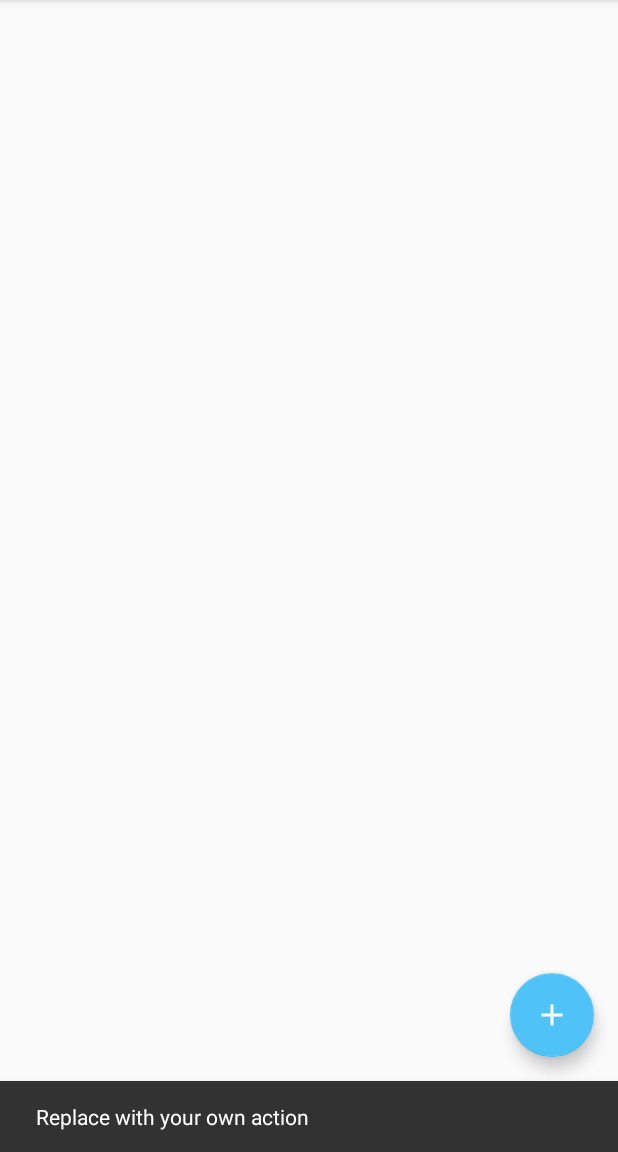
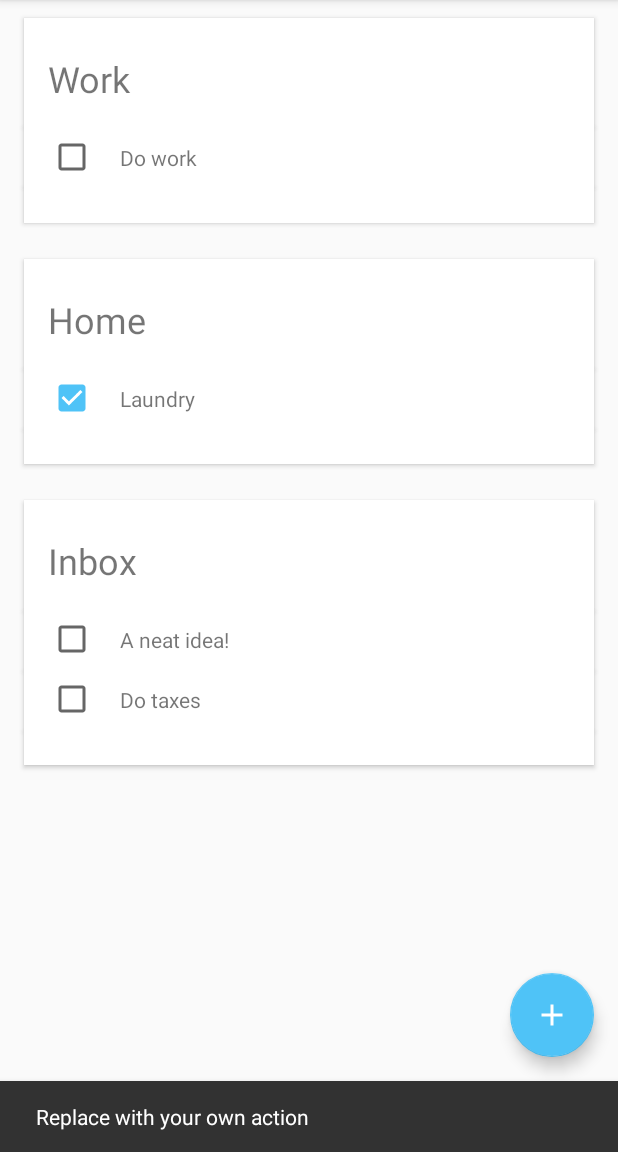
Before and after one commit to David-Jackson/GettingThingsDone, an Android app: the screen it shows after launch (MainActivity), after a tap on an icon or button, on a phone screen of 412 x 824 dp, the part 84-1236 px from its top. Run offline under Robolectric (Android 15) with nearby library versions, the phone set to English and light mode, and no system bars; 1 other tap on this screen came first.

Commit message:
Added task list filled with dummy data

```diff
--- a/app/src/main/java/fyi/jackson/drew/gettingthingsdone/MainActivity.java
+++ b/app/src/main/java/fyi/jackson/drew/gettingthingsdone/MainActivity.java
@@ -9,6 +9,8 @@ import android.support.design.widget.Snackbar;
 import android.support.v4.view.GravityCompat;
 import android.support.v4.widget.DrawerLayout;
 import android.support.v7.app.AppCompatActivity;
+import android.support.v7.widget.LinearLayoutManager;
+import android.support.v7.widget.RecyclerView;
 import android.support.v7.widget.Toolbar;
 import android.support.v7.app.ActionBarDrawerToggle;
 import android.view.Menu;
@@ -20,6 +22,7 @@ import java.util.List;
 
 import fyi.jackson.drew.gettingthingsdone.data.DummyData;
 import fyi.jackson.drew.gettingthingsdone.data.entities.Bucket;
+import fyi.jackson.drew.gettingthingsdone.recycler.TaskAdapter;
 
 public class MainActivity extends AppCompatActivity {
 
@@ -29,6 +32,8 @@ public class MainActivity extends AppCompatActivity {
 
     private FloatingActionButton fab;
     private NavigationView navigationView;
+    private RecyclerView rvTaskList;
+    private TaskAdapter taskAdapter;
 
     @Override
     protected void onCreate(Bundle savedInstanceState) {
@@ -57,12 +62,13 @@ public class MainActivity extends AppCompatActivity {
         return super.onOptionsItemSelected(item);
     }
 
-    public void setupComponents() {
+    private void setupComponents() {
         setupToolbarAndDrawer();
         setupFab();
+        setupRecycler();
     }
 
-    public void setupToolbarAndDrawer() {
+    private void setupToolbarAndDrawer() {
         Toolbar toolbar = findViewById(R.id.toolbar);
         setSupportActionBar(toolbar);
 
@@ -94,7 +100,7 @@ public class MainActivity extends AppCompatActivity {
         fillMenu(DummyData.buckets);
     }
 
-    public void setupFab() {
+    private void setupFab() {
         fab = findViewById(R.id.fab);
         fab.setOnClickListener(new View.OnClickListener() {
             @Override
@@ -105,8 +111,18 @@ public class MainActivity extends AppCompatActivity {
         });
     }
 
+    private void setupRecycler() {
+        rvTaskList = findViewById(R.id.rv_task_list);
+
+        taskAdapter = new TaskAdapter(DummyData.tasks);
+        LinearLayoutManager layoutManager = new LinearLayoutManager(this);
+
+        rvTaskList.setAdapter(taskAdapter);
+        rvTaskList.setLayoutManager(layoutManager);
+    }
+
     // This method dynamically fills the drawer menu based on the Buckets data
-    public void fillMenu(List<Bucket> buckets) {
+    private void fillMenu(List<Bucket> buckets) {
         Menu menu = navigationView.getMenu();
         SubMenu subMenu = menu.addSubMenu("Buckets");
 
--- a/app/src/main/java/fyi/jackson/drew/gettingthingsdone/data/DummyData.java
+++ b/app/src/main/java/fyi/jackson/drew/gettingthingsdone/data/DummyData.java
@@ -6,6 +6,7 @@ import java.util.List;
 
 import fyi.jackson.drew.gettingthingsdone.R;
 import fyi.jackson.drew.gettingthingsdone.data.entities.Bucket;
+import fyi.jackson.drew.gettingthingsdone.data.entities.Task;
 
 public class DummyData {
     public static List<Bucket> buckets = new ArrayList<Bucket>() {{
@@ -16,4 +17,10 @@ public class DummyData {
         add(new Bucket("Trash", R.drawable.ic_delete_black_24dp));
     }};
 
+    public static List<Task> tasks = new ArrayList<Task>(){{
+        add(new Task("Do work", "Work", 1523628945L, null, false));
+        add(new Task("Laundry", "Home", 1523618945L, 1523623545L, true));
+        add(new Task("A neat idea!", "Inbox", 1523627945L, null, false));
+        add(new Task("Do taxes", "Inbox", 1523624925L, null, false));
+    }};
 }
--- /dev/null
+++ b/app/src/main/java/fyi/jackson/drew/gettingthingsdone/recycler/TaskAdapter.java
@@ -0,0 +1,146 @@
+package fyi.jackson.drew.gettingthingsdone.recycler;
+
+import android.support.v7.widget.RecyclerView;
+import android.util.Log;
+import android.view.LayoutInflater;
+import android.view.View;
+import android.view.ViewGroup;
+
+import org.json.JSONArray;
+import org.json.JSONException;
+import org.json.JSONObject;
+
+import java.util.ArrayList;
+import java.util.Iterator;
+import java.util.List;
+
+import fyi.jackson.drew.gettingthingsdone.R;
+import fyi.jackson.drew.gettingthingsdone.data.entities.Bucket;
+import fyi.jackson.drew.gettingthingsdone.data.entities.Task;
+import fyi.jackson.drew.gettingthingsdone.recycler.holders.BucketBottomViewHolder;
+import fyi.jackson.drew.gettingthingsdone.recycler.holders.BucketViewHolder;
+import fyi.jackson.drew.gettingthingsdone.recycler.holders.TaskViewHolder;
+
+public class TaskAdapter extends RecyclerView.Adapter<RecyclerView.ViewHolder> {
+
+    private static final String TAG = "TaskAdapter";
+
+    public static final int BUCKET_TOP = 1, TASK = 2, BUCKET_BOTTOM = 3;
+
+    List<Task> rawTaskList;
+
+    List<Object> sortedTaskList;
+
+    public TaskAdapter(){}
+
+    public TaskAdapter(List<Task> taskList) {
+        setTaskList(taskList);
+        Log.d(TAG, "TaskAdapter: making list of length: " + taskList.size());
+    }
+
+    @Override
+    public RecyclerView.ViewHolder onCreateViewHolder(ViewGroup parent, int viewType) {
+        LayoutInflater inflater = LayoutInflater.from(parent.getContext());
+        RecyclerView.ViewHolder viewHolder;
+        View v;
+        switch (viewType) {
+            case BUCKET_TOP:
+                v = inflater.inflate(R.layout.view_holder_bucket, parent, false);
+                viewHolder = new BucketViewHolder(v);
+                break;
+            case TASK:
+                v = inflater.inflate(R.layout.view_holder_task, parent, false);
+                viewHolder = new TaskViewHolder(v);
+                break;
+            default: // BUCKET_BOTTOM
+                v = inflater.inflate(R.layout.view_holder_bucket_bottom, parent, false);
+                viewHolder = new BucketBottomViewHolder(v);
+                break;
+        }
+        return viewHolder;
+    }
+
+    @Override
+    public int getItemCount() {
+        return (sortedTaskList == null) ? 0 : sortedTaskList.size();
+    }
+
+    @Override
+    public int getItemViewType(int position) {
+        Object item = sortedTaskList.get(position);
+        if (item instanceof Bucket) {
+            return BUCKET_TOP;
+        } else if (item instanceof Task) {
+            return TASK;
+        } else if (item instanceof BucketBottom) {
+            return BUCKET_BOTTOM;
+        }
+        return -1;
+    }
+
+    @Override
+    public void onBindViewHolder(RecyclerView.ViewHolder holder, int position) {
+        switch (holder.getItemViewType()) {
+            case BUCKET_TOP:
+                onBindBucketViewHolder((BucketViewHolder) holder, position);
+                break;
+            case TASK:
+                onBindTaskViewHolder((TaskViewHolder) holder, position);
+                break;
+            default: // BUCKET_BOTTOM
+                break;
+        }
+    }
+
+    private void onBindBucketViewHolder(BucketViewHolder holder, int position) {
+        Bucket bucket = (Bucket) sortedTaskList.get(position);
+        holder.tvBucketName.setText(bucket.getName());
+    }
+
+    private void onBindTaskViewHolder(TaskViewHolder holder, int position) {
+        Task task = (Task) sortedTaskList.get(position);
+        holder.tvTaskName.setText(task.getName());
+        holder.cbTaskStatus.setChecked(task.getDone());
+    }
+
+    private class BucketBottom {
+        public BucketBottom(){}
+    }
+
+    public void updateTaskList(List<Task> taskList) {
+        setTaskList(taskList);
+        notifyDataSetChanged();
+    }
+
+    public void setTaskList(List<Task> taskList) {
+        this.rawTaskList = taskList;
+        processTaskList();
+    }
+
+    private void processTaskList() {
+        sortedTaskList = new ArrayList<>();
+        try {
+            JSONObject dict = new JSONObject();
+            for (Task task : rawTaskList) {
+                if (!dict.has(task.getBucket())) {
+                    dict.put(task.getBucket(), new JSONArray());
+                }
+                dict.accumulate(task.getBucket(), task);
+            }
+
+            Iterator<?> keys = dict.keys();
+
+            while(keys.hasNext()) {
+                String key = (String)keys.next();
+                JSONArray taskListForBucket = dict.getJSONArray(key);
+                sortedTaskList.add(new Bucket(key));
+                for (int i = 0; i < taskListForBucket.length(); i++) {
+                    sortedTaskList.add(taskListForBucket.get(i));
+                }
+                sortedTaskList.add(new BucketBottom());
+            }
+        } catch (JSONException e) {
+            e.printStackTrace();
+        }
+    }
+}
--- /dev/null
+++ b/app/src/main/java/fyi/jackson/drew/gettingthingsdone/recycler/holders/BucketBottomViewHolder.java
@@ -0,0 +1,14 @@
+package fyi.jackson.drew.gettingthingsdone.recycler.holders;
+
+
+import android.support.v7.widget.RecyclerView;
+import android.view.View;
+import android.widget.TextView;
+
+import fyi.jackson.drew.gettingthingsdone.R;
+
+public class BucketBottomViewHolder extends RecyclerView.ViewHolder{
+    public BucketBottomViewHolder(View v) {
+        super(v);
+    }
+}
--- /dev/null
+++ b/app/src/main/java/fyi/jackson/drew/gettingthingsdone/recycler/holders/BucketViewHolder.java
@@ -0,0 +1,18 @@
+package fyi.jackson.drew.gettingthingsdone.recycler.holders;
+
+
+import android.support.v7.widget.RecyclerView;
+import android.view.View;
+import android.widget.TextView;
+
+import fyi.jackson.drew.gettingthingsdone.R;
+
+public class BucketViewHolder extends RecyclerView.ViewHolder{
+
+    public TextView tvBucketName;
+
+    public BucketViewHolder(View v) {
+        super(v);
+        tvBucketName = v.findViewById(R.id.tv_bucket_name);
+    }
+}
--- /dev/null
+++ b/app/src/main/java/fyi/jackson/drew/gettingthingsdone/recycler/holders/TaskViewHolder.java
@@ -0,0 +1,20 @@
+package fyi.jackson.drew.gettingthingsdone.recycler.holders;
+
+import android.support.v7.widget.RecyclerView;
+import android.view.View;
+import android.widget.CheckBox;
+import android.widget.TextView;
+
+import fyi.jackson.drew.gettingthingsdone.R;
+
+public class TaskViewHolder extends RecyclerView.ViewHolder {
+
+    public TextView tvTaskName;
+    public CheckBox cbTaskStatus;
+
+    public TaskViewHolder(View v) {
+        super(v);
+        tvTaskName = v.findViewById(R.id.tv_task_name);
+        cbTaskStatus = v.findViewById(R.id.cb_task_status);
+    }
+}
--- a/app/src/main/res/layout/content_main.xml
+++ b/app/src/main/res/layout/content_main.xml
@@ -4,6 +4,7 @@
     xmlns:tools="http://schemas.android.com/tools"
     android:layout_width="match_parent"
     android:layout_height="match_parent"
+    android:paddingTop="?android:attr/actionBarSize"
     app:layout_behavior="@string/appbar_scrolling_view_behavior"
     tools:context="fyi.jackson.drew.gettingthingsdone.MainActivity"
     tools:showIn="@layout/app_bar_main">
@@ -12,8 +13,6 @@
         android:id="@+id/rv_task_list"
         android:layout_width="0dp"
         android:layout_height="0dp"
-        android:layout_marginBottom="70dp"
-        android:layout_marginTop="80dp"
         app:layout_constraintBottom_toBottomOf="parent"
         app:layout_constraintEnd_toEndOf="parent"
         app:layout_constraintStart_toStartOf="parent"
--- /dev/null
+++ b/app/src/main/res/layout/view_holder_bucket.xml
@@ -0,0 +1,26 @@
+<?xml version="1.0" encoding="utf-8"?>
+
+<android.support.v7.widget.CardView
+    xmlns:android="http://schemas.android.com/apk/res/android"
+    xmlns:app="http://schemas.android.com/apk/res-auto"
+    xmlns:tools="http://schemas.android.com/tools"
+    android:id="@+id/cardView"
+    android:layout_width="match_parent"
+    android:layout_height="wrap_content"
+    android:layout_marginEnd="@dimen/card_margin_horz"
+    android:layout_marginStart="@dimen/card_margin_horz"
+    android:layout_marginTop="@dimen/card_margin_vert"
+    app:cardCornerRadius="0dp">
+
+        <TextView
+            android:id="@+id/tv_bucket_name"
+            android:layout_width="match_parent"
+            android:layout_height="wrap_content"
+            android:layout_marginBottom="@dimen/card_title_margin_bottom"
+            android:layout_marginEnd="@dimen/card_padding_horz"
+            android:layout_marginStart="@dimen/card_padding_horz"
+            android:layout_marginTop="@dimen/card_padding_vert"
+            android:textSize="@dimen/card_title_text_size"
+            tools:text="Task Name" />
+
+</android.support.v7.widget.CardView>
--- /dev/null
+++ b/app/src/main/res/layout/view_holder_bucket_bottom.xml
@@ -0,0 +1,15 @@
+<?xml version="1.0" encoding="utf-8"?>
+
+<android.support.v7.widget.CardView
+    xmlns:android="http://schemas.android.com/apk/res/android"
+    xmlns:app="http://schemas.android.com/apk/res-auto"
+    xmlns:tools="http://schemas.android.com/tools"
+    android:id="@+id/cardView"
+    android:layout_width="match_parent"
+    android:layout_height="@dimen/card_padding_vert"
+    android:layout_marginEnd="@dimen/card_margin_horz"
+    android:layout_marginStart="@dimen/card_margin_horz"
+    android:layout_marginBottom="@dimen/card_margin_vert"
+    app:cardCornerRadius="0dp">
+
+</android.support.v7.widget.CardView>
--- /dev/null
+++ b/app/src/main/res/layout/view_holder_task.xml
@@ -0,0 +1,44 @@
+<?xml version="1.0" encoding="utf-8"?>
+
+<android.support.v7.widget.CardView
+    xmlns:android="http://schemas.android.com/apk/res/android"
+    xmlns:app="http://schemas.android.com/apk/res-auto"
+    xmlns:tools="http://schemas.android.com/tools"
+    android:id="@+id/cardView"
+    android:layout_width="match_parent"
+    android:layout_height="40dp"
+    android:layout_marginEnd="@dimen/card_margin_horz"
+    android:layout_marginStart="@dimen/card_margin_horz"
+    app:cardCornerRadius="0dp" >
+    <android.support.constraint.ConstraintLayout
+        android:layout_width="match_parent"
+        android:layout_height="match_parent">
+
+        <CheckBox
+            android:id="@+id/cb_task_status"
+            android:layout_width="wrap_content"
+            android:layout_height="wrap_content"
+            android:layout_marginBottom="@dimen/card_list_item_padding_vert"
+            android:layout_marginTop="@dimen/card_list_item_padding_vert"
+            android:layout_marginStart="@dimen/card_list_item_padding_horz"
+            android:layout_marginLeft="@dimen/card_list_item_padding_horz"
+            app:layout_constraintBottom_toBottomOf="parent"
+            app:layout_constraintStart_toStartOf="parent"
+            app:layout_constraintTop_toTopOf="parent" />
+
+        <TextView
+            android:id="@+id/tv_task_name"
+            android:layout_width="0dp"
+            android:layout_height="wrap_content"
+            android:layout_marginBottom="@dimen/card_list_item_padding_vert"
+            android:layout_marginTop="@dimen/card_list_item_padding_vert"
+            android:layout_marginStart="@dimen/card_list_item_padding_horz"
+            android:layout_marginLeft="@dimen/card_list_item_padding_horz"
+            app:layout_constraintBottom_toBottomOf="parent"
+            app:layout_constraintEnd_toEndOf="parent"
+            app:layout_constraintStart_toEndOf="@+id/cb_task_status"
+            app:layout_constraintTop_toTopOf="parent"
+            tools:text="Task Name" />
+
+    </android.support.constraint.ConstraintLayout>
+</android.support.v7.widget.CardView>
--- a/app/src/main/res/values/colors.xml
+++ b/app/src/main/res/values/colors.xml
@@ -10,4 +10,10 @@
 
     <color name="primaryTextColor">#ffffff</color>
     <color name="secondaryTextColor">#000000</color>
+
+    <!-- Card colors -->
+    <color name="card_background">#ffffff</color>
+    <color name="card_shadow_1">#d4d4d4</color>
+    <color name="card_shadow_2">#dddddd</color>
+    <color name="transparent">#00000000</color>
 </resources>
--- a/app/src/main/res/values/dimens.xml
+++ b/app/src/main/res/values/dimens.xml
@@ -14,6 +14,18 @@
     <dimen name="nav_header_vertical_spacing">8dp</dimen>
     <dimen name="nav_header_height">176dp</dimen>
 
+
+    <dimen name="card_margin_horz">16dp</dimen>
+    <dimen name="card_margin_vert">12dp</dimen>
+    <dimen name="card_padding_horz">16dp</dimen>
+    <dimen name="card_padding_vert">24dp</dimen>
+
+    <dimen name="card_title_text_size">24sp</dimen>
+    <dimen name="card_title_margin_bottom">16dp</dimen>
+
+    <dimen name="card_list_item_padding_horz">16dp</dimen>
+    <dimen name="card_list_item_padding_vert">8dp</dimen>
+
     <!--
 Refer to App Widget Documentation for margin information
 http://developer.android.com/guide/topics/appwidgets/index.html#CreatingLayout
```
